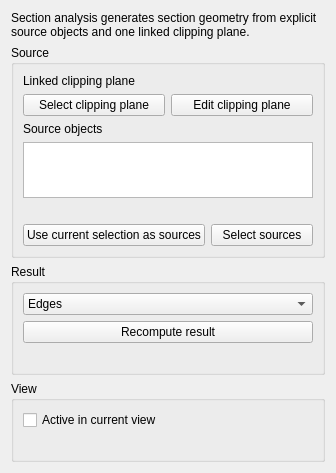
tritao/FreeCAD, file src/Mod/Part/Gui/TaskSectionAnalysis.ui: the form before one commit.
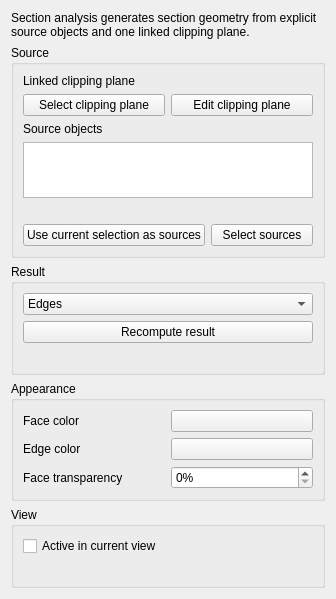
The form after the commit.

Commit message: PartGui: expose section analysis appearance controls

Patch:
```diff
--- a/src/Mod/Part/Gui/TaskSectionAnalysis.ui
+++ b/src/Mod/Part/Gui/TaskSectionAnalysis.ui
@@ -153,6 +153,60 @@
      </layout>
     </widget>
    </item>
+   <item>
+    <widget class="QGroupBox" name="appearanceGroup">
+     <property name="title">
+      <string>Appearance</string>
+     </property>
+     <layout class="QGridLayout" name="appearanceGroupLayout">
+      <item row="0" column="0">
+       <widget class="QLabel" name="sectionFaceColorLabel">
+        <property name="text">
+         <string>Face color</string>
+        </property>
+       </widget>
+      </item>
+      <item row="0" column="1">
+       <widget class="QPushButton" name="sectionFaceColorButton">
+        <property name="text">
+         <string/>
+        </property>
+       </widget>
+      </item>
+      <item row="1" column="0">
+       <widget class="QLabel" name="sectionEdgeColorLabel">
+        <property name="text">
+         <string>Edge color</string>
+        </property>
+       </widget>
+      </item>
+      <item row="1" column="1">
+       <widget class="QPushButton" name="sectionEdgeColorButton">
+        <property name="text">
+         <string/>
+        </property>
+       </widget>
+      </item>
+      <item row="2" column="0">
+       <widget class="QLabel" name="sectionFaceTransparencyLabel">
+        <property name="text">
+         <string>Face transparency</string>
+        </property>
+       </widget>
+      </item>
+      <item row="2" column="1">
+       <widget class="QSpinBox" name="sectionFaceTransparencySpin">
+        <property name="maximum">
+         <number>100</number>
+        </property>
+        <property name="suffix">
+         <string>%</string>
+        </property>
+       </widget>
+      </item>
+     </layout>
+    </widget>
+   </item>
    <item>
     <widget class="QGroupBox" name="viewGroup">
      <property name="title">
```
Left out of the diff: 2 changed lines with no effect on the pictures. The commit also changes 2 other files.
